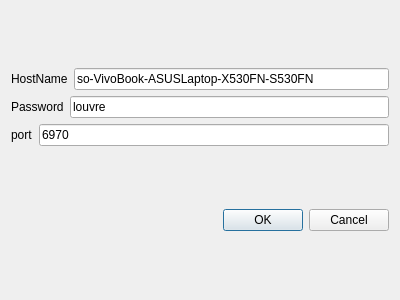
Before: the Qt Designer form TLS_client/qt_client/server_settings.ui in so-groenen/aysnc_secure_chat_application, drawn with Qt 5.
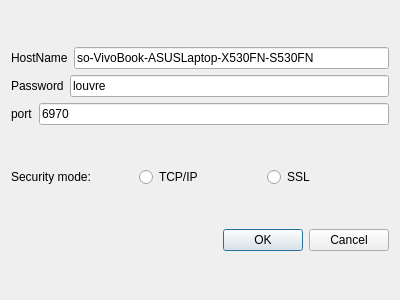
After: the same form once the commit is applied.

What changed in the file:
```diff
--- a/TLS_client/qt_client/server_settings.ui
+++ b/TLS_client/qt_client/server_settings.ui
@@ -75,6 +75,31 @@
      </item>
     </layout>
    </item>
+   <item>
+    <layout class="QHBoxLayout" name="horizontalLayout_4">
+     <item>
+      <widget class="QLabel" name="label_2">
+       <property name="text">
+        <string>Security mode:</string>
+       </property>
+      </widget>
+     </item>
+     <item>
+      <widget class="QRadioButton" name="tcpRadio">
+       <property name="text">
+        <string>TCP/IP</string>
+       </property>
+      </widget>
+     </item>
+     <item>
+      <widget class="QRadioButton" name="sslRadio">
+       <property name="text">
+        <string>SSL </string>
+       </property>
+      </widget>
+     </item>
+    </layout>
+   </item>
    <item>
     <widget class="QDialogButtonBox" name="buttonBox">
      <property name="orientation">
```
